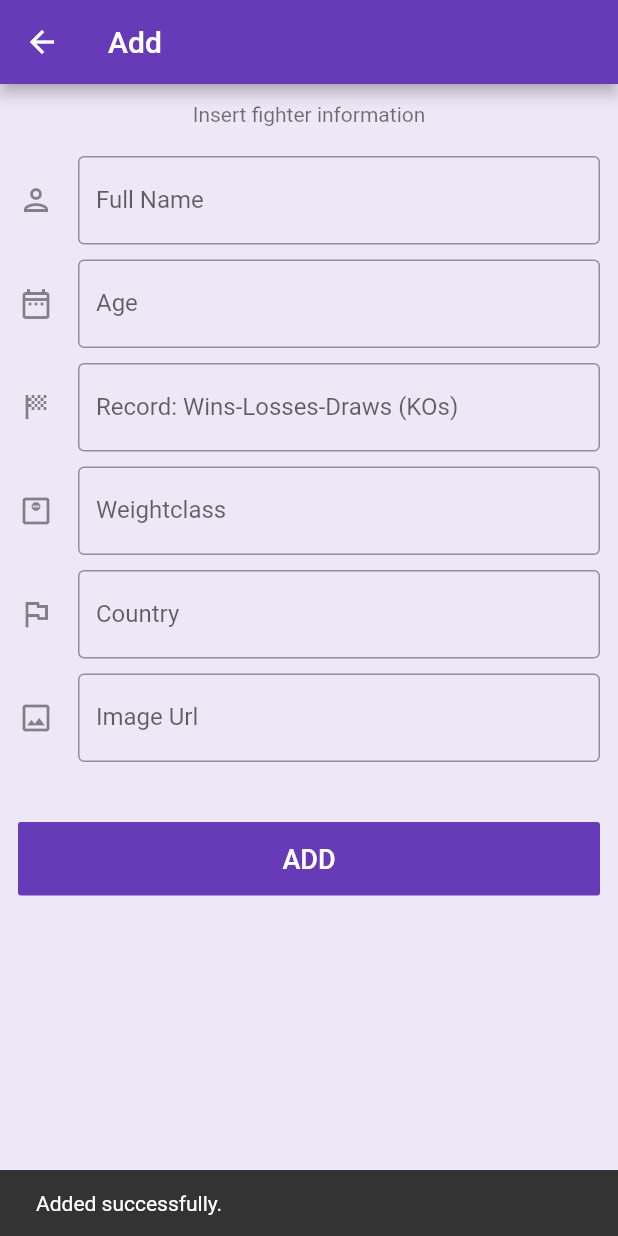
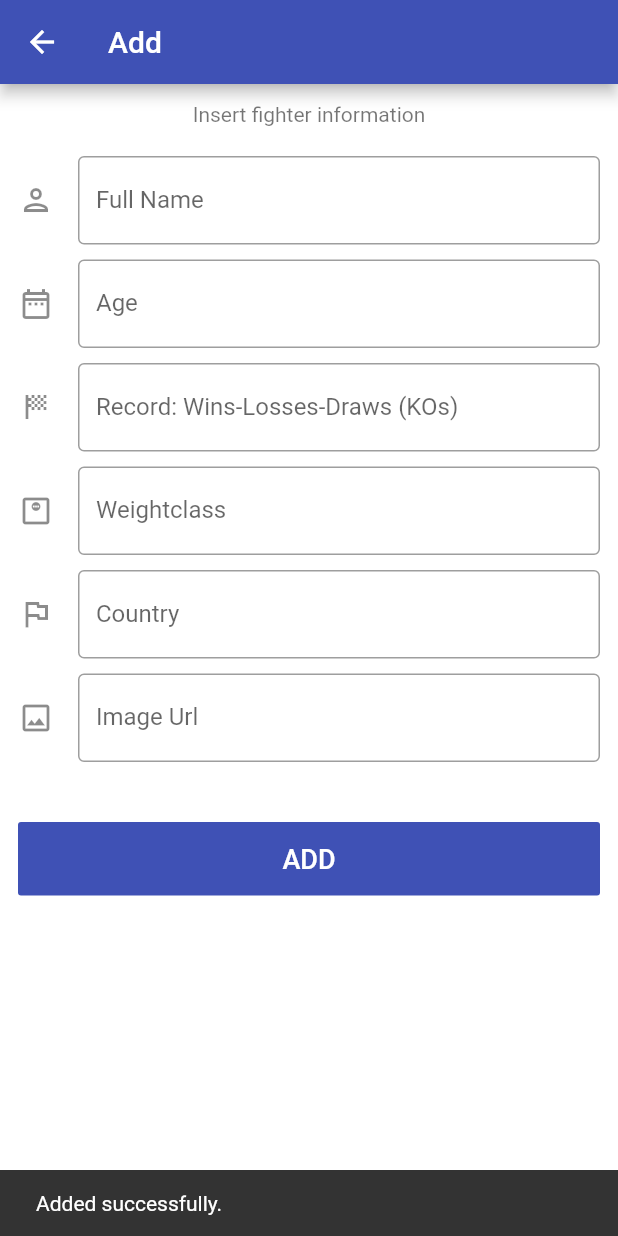
Before and after one commit to Nouaaman/flutter_project, a Flutter app: the AddAndUpdateForm screen opened directly, after a tap on "ADD", on a phone screen of 412 x 824 dp. Run offline on Flutter 3.47's test engine with Material 2 defaults, Android fonts, the phone set to English and light mode, and no system bars; our stand-ins replace cached_network_image, cloud_firestore, firebase_core, firebase_storage, image_picker, permission_handler; missing offline and left inert: image_downloader; accounts and stored records are empty; network calls fail.

Commit message:
UI bug fix

```diff
--- a/lib/main.dart
+++ b/lib/main.dart
@@ -21,9 +21,9 @@ class MyApp extends StatelessWidget {
       title: 'Glory Kickboxing',
       debugShowCheckedModeBanner: false,
       theme: ThemeData(
-        primarySwatch: Colors.deepPurple,
+        primarySwatch: Colors.indigo,
         visualDensity: VisualDensity.adaptivePlatformDensity,
-        scaffoldBackgroundColor: Colors.deepPurple.shade50,
+        scaffoldBackgroundColor: Colors.white,
         cardColor: Colors.white,
       ),
       home: ListFighters(),
--- a/lib/view/about_page.dart
+++ b/lib/view/about_page.dart
@@ -52,8 +52,8 @@ class _AboutGloryState extends State<AboutGlory> {
               child: Text(
                 'ABOUT US',
                 style: TextStyle(
-                  // fontSize: 22.0,
-                  color: Colors.deepPurple,
+                  fontSize: 22.0,
+                  color: Colors.indigo,
                 ),
               ),
             ),
--- a/lib/view/form_page.dart
+++ b/lib/view/form_page.dart
@@ -152,7 +152,7 @@ class AddAndUpdateFormState extends State<AddAndUpdateForm> {
                   child: FlatButton(
                     minWidth: MediaQuery.of(context).size.width,
                     padding: EdgeInsets.all(14),
-                    color: Colors.deepPurple,
+                    color: Colors.indigo,
                     child: Text(
                       widget.id != null ? "UPDATE" : "ADD",
                       style: TextStyle(
@@ -197,35 +197,4 @@ class AddAndUpdateFormState extends State<AddAndUpdateForm> {
       ),
     );
   }
-
-  // uploadImage() async {
-  //   final _storage = FirebaseStorage.instance;
-  //   final _picker = ImagePicker();
-  //   PickedFile? image;
-  //   //Check Permissions
-  //   await Permission.photos.request();
-
-  //   var permissionStatus = await Permission.photos.status;
-
-  //   if (permissionStatus.isGranted) {
-  //     //Select Image
-  //     image = await _picker.getImage(source: ImageSource.gallery);
-  //     setState(() {
-  //       image != null ? imageLoding = true : imageLoding = false;
-  //     });
-  //     var file = File(image!.path);
-  //     //Upload to Firebase
-  //     var imagename = Random().nextInt(10000).toString();
-  //     var snapshot =
-  //         await _storage.ref().child('folderName/$imagename').putFile(file);
-  //     var downloadUrl = await snapshot.ref.getDownloadURL();
-  //     //print(downloadUrl);
-  //     setState(() {
-  //       widget.imgUrl = downloadUrl;
-  //       imageLoding = false;
-  //     });
-  //   } else {
-  //     print('Grant Permissions and try again');
-  //   }
-  // }
 }
--- a/lib/view/list_page.dart
+++ b/lib/view/list_page.dart
@@ -78,8 +78,14 @@ class _ListFightersState extends State<ListFighters> {
 
                 return Padding(
                   padding: const EdgeInsets.all(8.0),
+
                   child: Card(
+                    elevation: 7,
+                    shape: RoundedRectangleBorder(
+                      borderRadius: BorderRadius.circular(16),
+                    ),
                     child: Container(
+
                       margin: EdgeInsets.all(10.0),
                       child: Column(
                         children: [
@@ -133,14 +139,19 @@ class _ListFightersState extends State<ListFighters> {
                                       fullName,
                                       style: TextStyle(
                                           fontWeight: FontWeight.bold,
-                                          fontSize: 20),
+                                          fontSize: 22,
+                                      ),
                                     ),
-                                    Text(country)
+                                    Text(country,
+                                        style: TextStyle(
+                                            fontSize: 14,
+                                            )
+                                    )
                                   ],
                                 ),
                               ),
                               PopupMenuButton(
-                                  color: Colors.deepPurple.shade50,
+                                  color: Colors.black87,
                                   itemBuilder: (BuildContext context) {
                                     return CardAction.choice
                                         .map((String choice) {
@@ -156,7 +167,7 @@ class _ListFightersState extends State<ListFighters> {
                                                   style: TextButton.styleFrom(
                                                     primary: Colors.white,
                                                     backgroundColor:
-                                                        Colors.deepPurple,
+                                                        Colors.indigo,
                                                     padding:
                                                         EdgeInsets.fromLTRB(
                                                             20, 9, 20, 9),
@@ -197,7 +208,7 @@ class _ListFightersState extends State<ListFighters> {
                                                   style: TextButton.styleFrom(
                                                     primary: Colors.white,
                                                     backgroundColor:
-                                                        Colors.deepPurple,
+                                                        Colors.indigo,
                                                     padding:
                                                         EdgeInsets.fromLTRB(
                                                             20, 9, 20, 9),
```
Also changed, not shown: lib/view/detail_page.dart (+11 -12 lines).
